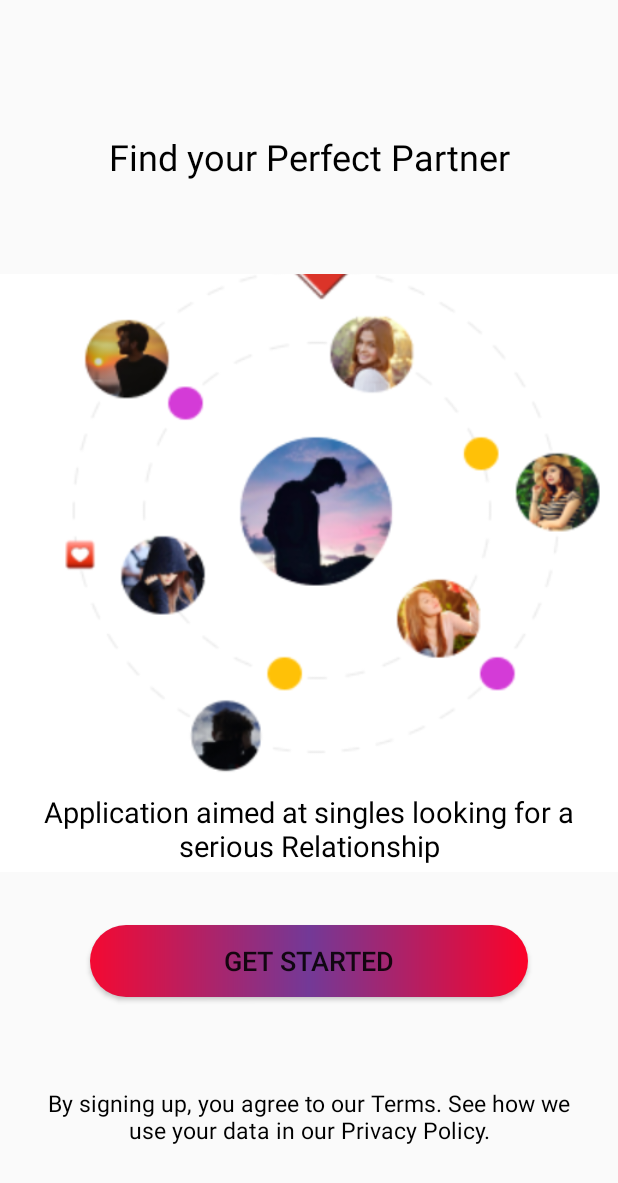
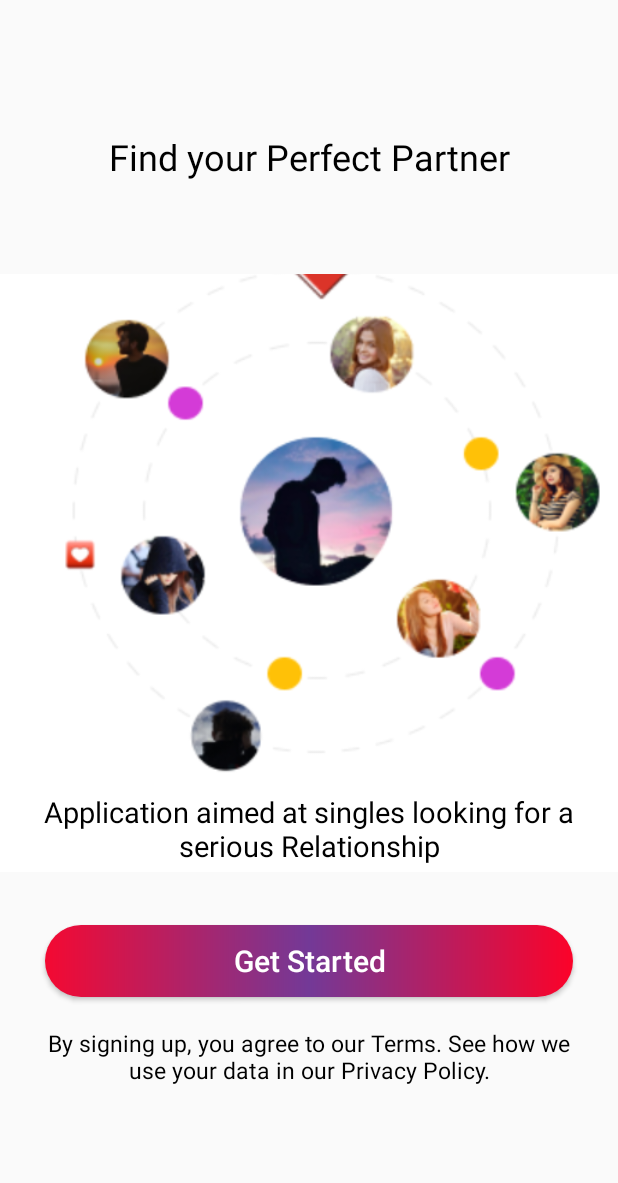
Before and after one commit to Ramreddy540/datingapp, an Android app: the layout activity_as.xml on its own in the app's theme, with its tools: preview values and no code run, on a phone screen of 412 x 824 dp. Shown: the top 1183 px of the screen. Run offline under Robolectric (Android 15) with nearby library versions, the phone set to English and light mode, and no system bars.

Commit message:
Changes By tk in Main

```diff
--- a/app/src/main/java/com/example/otpverification/Fragments/User_Chat_Fragment.java
+++ b/app/src/main/java/com/example/otpverification/Fragments/User_Chat_Fragment.java
@@ -62,6 +62,7 @@ public class User_Chat_Fragment extends Fragment {
         messageEditText = view.findViewById(R.id.messageEditText);
         sendButton = view.findViewById(R.id.sendButton);
 
+
         messageList = new ArrayList<>();
         messageAdapter = new MessageAdapter(messageList, userId);
         recyclerView.setLayoutManager(new LinearLayoutManager(getActivity().getApplicationContext()));
--- a/app/src/main/java/com/example/otpverification/MainActivity2.java
+++ b/app/src/main/java/com/example/otpverification/MainActivity2.java
@@ -19,6 +19,7 @@ import com.google.android.gms.tasks.OnSuccessListener;
 import com.google.firebase.database.DatabaseReference;
 import com.google.firebase.database.FirebaseDatabase;
 import com.google.firebase.firestore.FirebaseFirestore;
+import com.google.firebase.firestore.SetOptions;
 import com.google.firebase.storage.FirebaseStorage;
 import com.google.firebase.storage.StorageReference;
 
@@ -126,7 +127,7 @@ public class MainActivity2 extends AppCompatActivity {
 //        user.put("image3", uri.get(2));
 
         db.collection("users").document(phoneNum)
-                .set(user)
+                .set(user, SetOptions.merge())
                 .addOnSuccessListener(new OnSuccessListener<Void>() {
 
                     @Override
--- a/app/src/main/java/com/example/otpverification/S1.java
+++ b/app/src/main/java/com/example/otpverification/S1.java
@@ -28,6 +28,7 @@ import com.google.android.material.textfield.TextInputEditText;
 import com.google.firebase.auth.FirebaseAuth;
 import com.google.firebase.firestore.DocumentReference;
 import com.google.firebase.firestore.FirebaseFirestore;
+import com.google.firebase.firestore.SetOptions;
 
 import java.text.SimpleDateFormat;
 import java.util.Calendar;
@@ -159,7 +160,7 @@ public class S1 extends AppCompatActivity {
 
         // Add data to Firestore
         db.collection("users").document(Number)
-                .set(user).addOnSuccessListener(new OnSuccessListener<Void>() {
+                .set(user, SetOptions.merge()).addOnSuccessListener(new OnSuccessListener<Void>() {
                     @Override
                     public void onSuccess(Void unused) {
                         Log.d("TAG", "onSuccess: Step 2 successfull");
--- a/app/src/main/java/com/example/otpverification/S2.java
+++ b/app/src/main/java/com/example/otpverification/S2.java
@@ -15,6 +15,7 @@ import com.google.android.gms.tasks.OnCompleteListener;
 import com.google.android.gms.tasks.Task;
 import com.google.firebase.auth.FirebaseAuth;
 import com.google.firebase.firestore.FirebaseFirestore;
+import com.google.firebase.firestore.SetOptions;
 
 import java.util.HashMap;
 import java.util.Map;
@@ -115,15 +116,14 @@ public class S2 extends AppCompatActivity {
         String number = getIntent().getStringExtra("mobile");
 
         db.collection("users").document(number)
-                .set(data) // Set data for the document
+                .set(data, SetOptions.merge()) // Set data for the document
                 .addOnCompleteListener(new OnCompleteListener<Void>() {
                     @Override
                     public void onComplete(@NonNull Task<Void> task) {
                         if (task.isSuccessful()) {
-                            Toast.makeText(S2.this, "Data saved", Toast.LENGTH_SHORT).show();
                             moveToNextActivity(); // Move to the next activity after data is saved
                         } else {
-                            Toast.makeText(S2.this, "Failed to save data to Firestore: " + task.getException().getMessage(), Toast.LENGTH_SHORT).show();
+                            Toast.makeText(S2.this, "Failed to save data", Toast.LENGTH_SHORT).show();
                             Log.e("Firestore", "Error saving data to Firestore", task.getException());
                         }
                     }
--- a/app/src/main/res/layout/activity_as.xml
+++ b/app/src/main/res/layout/activity_as.xml
@@ -60,7 +60,7 @@
         android:textSize="15sp"
         android:layout_marginStart="25dp"
         android:layout_marginEnd="25dp"
-        app:layout_constraintBottom_toBottomOf="parent"
+        android:layout_marginTop="20dp"
         app:layout_constraintEnd_toEndOf="parent"
         app:layout_constraintStart_toStartOf="parent"
         app:layout_constraintTop_toBottomOf="@+id/getStartedButton" />
@@ -69,17 +69,17 @@
         android:id="@+id/getStartedButton"
         android:layout_width="match_parent"
         android:layout_height="wrap_content"
-        android:layout_below="@id/Perfect2"
         android:layout_alignParentEnd="true"
         android:layout_marginTop="40dp"
         android:background="@drawable/button_gradient"
         android:padding="5dp"
         android:text="@string/get_started"
-        android:textSize="18sp"
-        android:layout_marginStart="60dp"
-        android:layout_marginEnd="60dp"
+        android:textSize="20sp"
+        android:textAllCaps="false"
+        android:textColor="@color/white"
+        android:layout_marginStart="30dp"
+        android:layout_marginEnd="30dp"
         app:layout_constraintEnd_toEndOf="parent"
-        app:layout_constraintHorizontal_bias="0.498"
         app:layout_constraintStart_toStartOf="parent"
         app:layout_constraintTop_toBottomOf="@+id/Perfect1" />
 
--- a/app/src/main/res/layout/item_message_sent.xml
+++ b/app/src/main/res/layout/item_message_sent.xml
@@ -13,7 +13,7 @@
         android:src="@drawable/kp"
         android:id="@+id/imag1"
         android:scaleType="centerCrop"
-        android:layout_marginStart="15dp"
+        android:layout_marginStart="10dp"
         app:layout_constraintTop_toTopOf="parent"
         app:layout_constraintStart_toStartOf="parent"
         app:layout_constraintBottom_toBottomOf="parent"/>
@@ -28,8 +28,9 @@
         android:layout_marginStart="10dp"
         android:background="@drawable/bg_message_sent"
         android:padding="8dp"
-        android:text="Sent Message"
+        android:text=""
         android:textSize="16sp"
+        android:layout_marginEnd="40dp"
         android:textColor="@android:color/white"/>
 
     <TextView
--- a/app/src/main/res/menu/navbott.xml
+++ b/app/src/main/res/menu/navbott.xml
@@ -1,5 +1,6 @@
 <?xml version="1.0" encoding="utf-8"?>
-<menu xmlns:android="http://schemas.android.com/apk/res/android">
+<menu
+    xmlns:android="http://schemas.android.com/apk/res/android">
 
     <item
         android:id="@+id/navStar"
```
Also changed, not shown: app/build.gradle (+32 -26 lines), app/src/main/AndroidManifest.xml (+5 -4 lines), app/src/main/java/com/example/otpverification/MainActivity.java (+12 -14 lines), app/src/main/java/com/example/otpverification/StarFragment.java (+8 -16 lines), app/src/main/res/layout/item_message_received.xml (+4 -3 lines), build.gradle (+6 -3 lines), gradle/wrapper/gradle-wrapper.properties.
